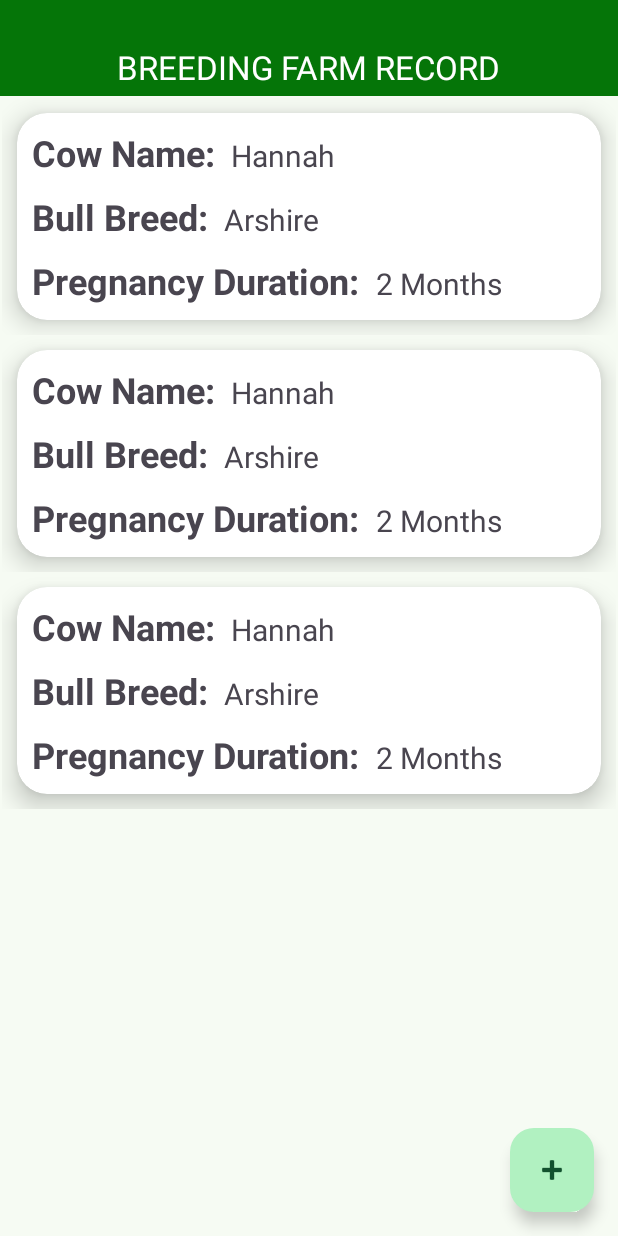
After one commit to Erick-Kariuki/SmartDairy, an Android app: the layout activity_breeding_records.xml on its own in the app's theme, with its tools: preview values and no code run, on a phone screen of 412 x 824 dp. The commit adds this screen. Run offline under Robolectric (Android 15) with nearby library versions, the phone set to English and light mode, and no system bars.

Commit message:
Add new Breeding Record functionality

```diff
--- a/app/src/main/java/com/techlad/smartdairy/CowListActivity.kt
+++ b/app/src/main/java/com/techlad/smartdairy/CowListActivity.kt
@@ -7,8 +7,6 @@ import android.util.Log
 import android.widget.Toast
 import androidx.activity.enableEdgeToEdge
 import androidx.appcompat.app.AppCompatActivity
-import androidx.core.view.ViewCompat
-import androidx.core.view.WindowInsetsCompat
 import androidx.recyclerview.widget.LinearLayoutManager
 import androidx.recyclerview.widget.RecyclerView
 import com.google.firebase.database.DataSnapshot
@@ -17,7 +15,7 @@ import com.google.firebase.database.DatabaseException
 import com.google.firebase.database.DatabaseReference
 import com.google.firebase.database.FirebaseDatabase
 import com.google.firebase.database.ValueEventListener
-import com.techlad.smartdairy.data.CowAdapter
+import com.techlad.smartdairy.adapters.CowAdapter
 import com.techlad.smartdairy.data.CowData
 import com.techlad.smartdairy.fragments.EditCowDialogFragment
 
--- a/app/src/main/java/com/techlad/smartdairy/data/CowAdapter.kt
+++ b/app/src/main/java/com/techlad/smartdairy/adapters/CowAdapter.kt
@@ -1,23 +1,22 @@
-package com.techlad.smartdairy.data
+package com.techlad.smartdairy.adapters
 
 import android.app.AlertDialog
 import android.content.Context
 import android.content.Intent
 import android.net.Uri
 import android.os.Bundle
-import android.util.Log
 import android.view.LayoutInflater
 import android.view.View
 import android.view.ViewGroup
 import android.widget.Button
 import android.widget.ImageView
 import android.widget.TextView
-import android.widget.Toast
 import androidx.recyclerview.widget.RecyclerView
 import com.squareup.picasso.Picasso
 import com.techlad.smartdairy.CowDetailsActivity
 import com.techlad.smartdairy.CowListActivity
 import com.techlad.smartdairy.R
+import com.techlad.smartdairy.data.CowData
 
 class CowAdapter(private val context: Context,
                  private val cowList: MutableList<CowData>
--- /dev/null
+++ b/app/src/main/res/drawable/baseline_add_24.xml
@@ -0,0 +1,5 @@
+<vector xmlns:android="http://schemas.android.com/apk/res/android" android:height="24dp" android:tint="#000000" android:viewportHeight="24" android:viewportWidth="24" android:width="24dp">
+
+    <path android:fillColor="@android:color/white" android:pathData="M19,13h-6v6h-2v-6H5v-2h6V5h2v6h6v2z"/>
+
+</vector>
--- /dev/null
+++ b/app/src/main/res/layout/activity_breeding_records.xml
@@ -0,0 +1,53 @@
+<?xml version="1.0" encoding="utf-8"?>
+<androidx.constraintlayout.widget.ConstraintLayout xmlns:android="http://schemas.android.com/apk/res/android"
+    xmlns:app="http://schemas.android.com/apk/res-auto"
+    xmlns:tools="http://schemas.android.com/tools"
+    android:id="@+id/main"
+    android:layout_width="match_parent"
+    android:layout_height="match_parent"
+    tools:context=".BreedingRecordsActivity">
+
+    <com.google.android.material.appbar.AppBarLayout
+        android:id="@+id/appBarLayout2"
+        android:layout_width="match_parent"
+        android:layout_height="wrap_content"
+        android:background="?attr/colorPrimary"
+        app:layout_constraintEnd_toEndOf="parent"
+        app:layout_constraintStart_toStartOf="parent"
+        app:layout_constraintTop_toTopOf="parent">
+
+        <com.google.android.material.appbar.MaterialToolbar
+            android:layout_width="match_parent"
+            android:layout_height="wrap_content"
+            app:title="BREEDING FARM RECORD"
+            app:titleCentered="true"
+            app:titleMarginTop="30dp"
+            app:titleTextColor="?attr/colorOnPrimary" />
+
+    </com.google.android.material.appbar.AppBarLayout>
+
+    <androidx.recyclerview.widget.RecyclerView
+        android:id="@+id/inseminatedCowsRecyclerView"
+        android:layout_width="match_parent"
+        android:layout_height="match_parent"
+        android:layout_marginStart="1dp"
+        android:layout_marginTop="65dp"
+        android:layout_marginEnd="1dp"
+        android:layout_marginBottom="1dp"
+        app:layout_constraintBottom_toBottomOf="parent"
+        app:layout_constraintEnd_toEndOf="parent"
+        app:layout_constraintStart_toStartOf="parent"
+        app:layout_constraintTop_toBottomOf="@+id/appBarLayout2"
+        tools:listitem="@layout/inseminated_cow_list_item"/>
+
+    <com.google.android.material.floatingactionbutton.FloatingActionButton
+        android:id="@+id/addInseminatedCowButton"
+        android:layout_width="wrap_content"
+        android:layout_height="wrap_content"
+        android:layout_margin="16dp"
+        android:src="@android:drawable/ic_input_add"
+        app:layout_constraintEnd_toEndOf="parent"
+        app:layout_constraintBottom_toBottomOf="parent"
+        android:contentDescription="Add Inseminated Cow"/>
+
+</androidx.constraintlayout.widget.ConstraintLayout>
--- a/app/src/main/res/layout/activity_login.xml
+++ b/app/src/main/res/layout/activity_login.xml
@@ -99,6 +99,7 @@
                     android:textSize="24sp"/>
 
                 <TextView
+                    android:id="@+id/forgotPasswordTextView"
                     android:layout_width="wrap_content"
                     android:layout_height="wrap_content"
                     android:text="Forgot Password?"
--- a/app/src/main/res/layout/activity_main.xml
+++ b/app/src/main/res/layout/activity_main.xml
@@ -281,9 +281,10 @@
             android:layout_margin="5dp"/>
 
         <Button
+            android:id="@+id/breedingRecordsButton"
             android:layout_width="match_parent"
             android:layout_height="wrap_content"
-            android:text="REMOVE COW"
+            android:text="BREEDING RECORDS"
             android:layout_weight="1"
             android:layout_margin="5dp"/>
     </LinearLayout>
--- /dev/null
+++ b/app/src/main/res/layout/inseminated_cow_list_item.xml
@@ -0,0 +1,100 @@
+<?xml version="1.0" encoding="utf-8"?>
+<LinearLayout
+    xmlns:android="http://schemas.android.com/apk/res/android"
+    xmlns:app="http://schemas.android.com/apk/res-auto"
+    android:layout_width="match_parent"
+    android:layout_height="wrap_content"
+    android:orientation="vertical">
+
+
+    <androidx.cardview.widget.CardView
+        android:id="@+id/cowCardView"
+        android:layout_width="match_parent"
+        android:layout_height="wrap_content"
+        android:layout_marginHorizontal="10dp"
+        android:layout_marginVertical="10dp"
+        app:cardCornerRadius="20dp"
+        app:cardElevation="10dp">
+
+
+        <LinearLayout
+            android:layout_width="match_parent"
+            android:layout_height="wrap_content"
+            android:orientation="vertical"
+            android:padding="10dp">
+
+                    <LinearLayout
+                        android:layout_width="wrap_content"
+                        android:layout_height="wrap_content"
+                        android:orientation="horizontal">
+
+                        <TextView
+                            android:layout_width="wrap_content"
+                            android:layout_height="wrap_content"
+                            android:text="Cow Name: "
+                            android:textSize="24sp"
+                            android:textStyle="bold" />
+
+                        <TextView
+                            android:id="@+id/inseminatedcowNameTextView"
+                            android:layout_width="wrap_content"
+                            android:layout_height="wrap_content"
+                            android:text=" Hannah"
+                            android:textSize="20sp"/>
+
+
+                    </LinearLayout>
+
+                    <LinearLayout
+                        android:layout_width="wrap_content"
+                        android:layout_height="wrap_content"
+                        android:orientation="horizontal"
+                        android:layout_marginTop="10dp">
+
+                        <TextView
+                            android:layout_width="wrap_content"
+                            android:layout_height="wrap_content"
+                            android:text="Bull Breed: "
+                            android:textSize="24sp"
+                            android:textStyle="bold" />
+
+                        <TextView
+                            android:id="@+id/bullBreedTextView"
+                            android:layout_width="wrap_content"
+                            android:layout_height="wrap_content"
+                            android:text=" Arshire"
+                            android:textSize="20sp"/>
+
+                    </LinearLayout>
+
+                    <LinearLayout
+                        android:layout_width="wrap_content"
+                        android:layout_height="wrap_content"
+                        android:orientation="horizontal"
+                        android:layout_marginTop="10dp">
+
+                        <TextView
+                            android:layout_width="wrap_content"
+                            android:layout_height="wrap_content"
+                            android:text="Pregnancy Duration: "
+                            android:textSize="24sp"
+                            android:textStyle="bold" />
+
+                        <TextView
+                            android:id="@+id/pregnanyDurationTextView"
+                            android:layout_width="wrap_content"
+                            android:layout_height="wrap_content"
+                            android:text=" 2 Months"
+                            android:textSize="20sp"/>
+
+                    </LinearLayout>
+
+
+
+
+            </LinearLayout>
+
+
+
+    </androidx.cardview.widget.CardView>
+</LinearLayout>
--- a/gradle/libs.versions.toml
+++ b/gradle/libs.versions.toml
@@ -1,5 +1,6 @@
 [versions]
 agp = "8.8.1"
+firebaseAuthKtxVersion = "22.0.0"
 glide = "4.16.0"
 kotlin = "1.9.24"
 coreKtx = "1.15.0"
@@ -19,6 +20,7 @@ firebaseStorage = "21.0.1"
 [libraries]
 androidx-core-ktx = { group = "androidx.core", name = "core-ktx", version.ref = "coreKtx" }
 compiler = { module = "com.github.bumptech.glide:compiler", version.ref = "glide" }
+firebase-auth-ktx-v2200 = { module = "com.google.firebase:firebase-auth-ktx", version.ref = "firebaseAuthKtxVersion" }
 glide = { module = "com.github.bumptech.glide:glide", version.ref = "glide" }
 junit = { group = "junit", name = "junit", version.ref = "junit" }
 androidx-junit = { group = "androidx.test.ext", name = "junit", version.ref = "junitVersion" }
```
Also changed, not shown: app/src/main/AndroidManifest.xml (+8 -5 lines), app/src/main/java/com/techlad/smartdairy/BreedingRecordsActivity.kt (added, +119 -0 lines), app/src/main/java/com/techlad/smartdairy/LoginandSignup/LoginActivity.kt (+4 -6 lines), app/src/main/java/com/techlad/smartdairy/MainActivity.kt (+20 -25 lines), app/src/main/java/com/techlad/smartdairy/adapters/InseminatedCowAdapter.kt (added, +70 -0 lines), app/src/main/java/com/techlad/smartdairy/data/InseminatedCow.kt (added, +10 -0 lines), app/src/main/java/com/techlad/smartdairy/fragments/AddInseminatedCowFragment.kt (added, +134 -0 lines), app/src/main/res/layout/fragment_add_inseminated_cow.xml (added, +89 -0 lines).
